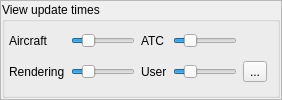
Qt form src/blackgui/components/settingsviewupdatetimes.ui (swift-project/pilotclient) before a commit.
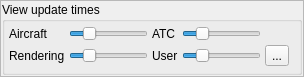
The same form after that commit. Icons and pictures are not drawn.

Patch:
```diff
--- a/src/blackgui/components/settingsviewupdatetimes.ui
+++ b/src/blackgui/components/settingsviewupdatetimes.ui
@@ -6,8 +6,8 @@
    <rect>
     <x>0</x>
     <y>0</y>
-    <width>282</width>
-    <height>100</height>
+    <width>304</width>
+    <height>77</height>
    </rect>
   </property>
   <property name="windowTitle">
@@ -50,6 +50,9 @@
       <property name="bottomMargin">
        <number>4</number>
       </property>
+      <property name="spacing">
+       <number>4</number>
+      </property>
       <item row="0" column="3">
        <widget class="QSlider" name="hs_AtcUpdateTime">
         <property name="minimum">
```
